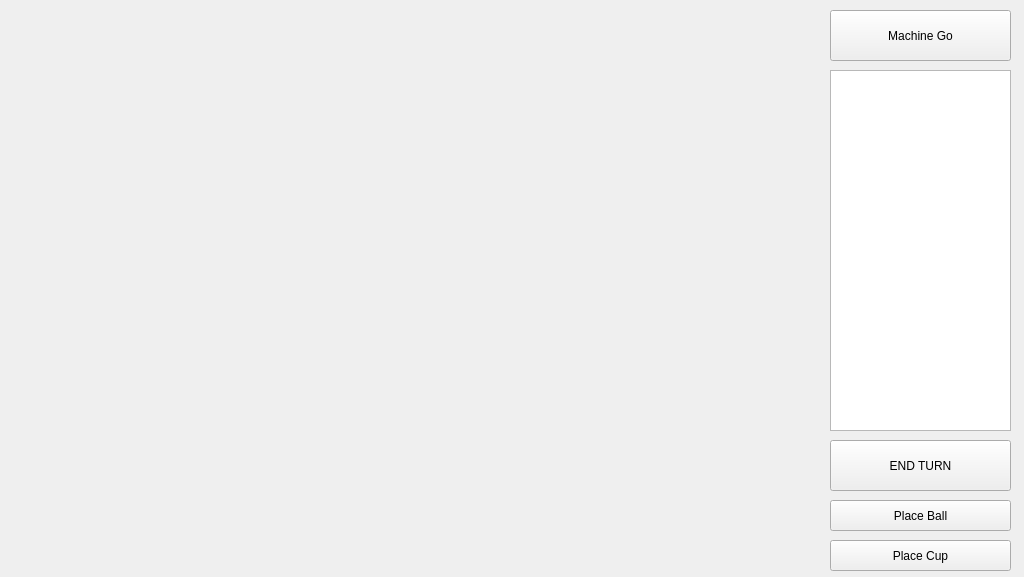
First picture: the form in RCBigAlgo/catkin_ws/src/rcbigalgo/ui/mainwindow.ui, repository qiayuanl/RM2019SummerCamp, before the edit.
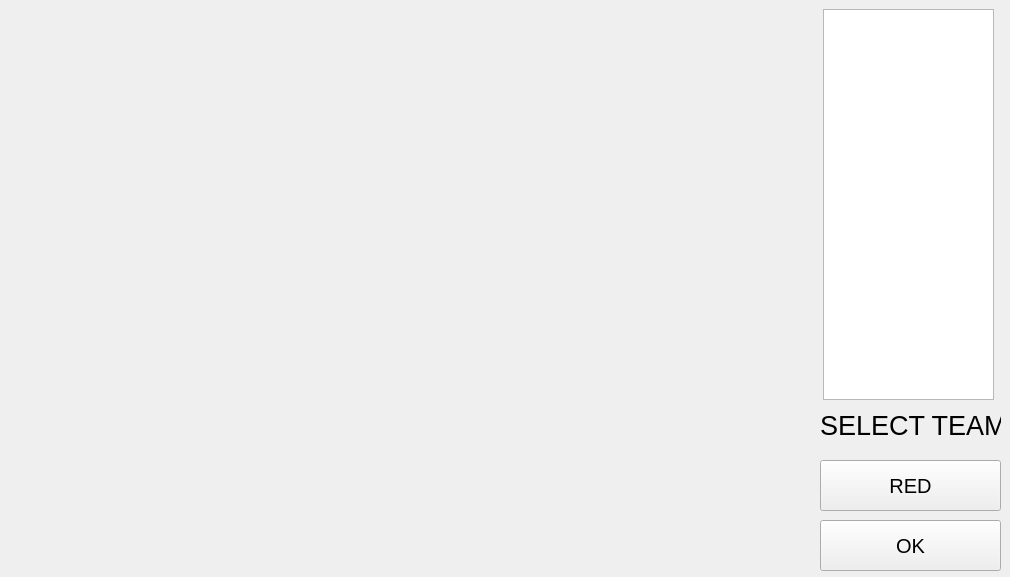
Second picture: the form after the edit.

```diff
--- a/RCBigAlgo/catkin_ws/src/rcbigalgo/ui/mainwindow.ui
+++ b/RCBigAlgo/catkin_ws/src/rcbigalgo/ui/mainwindow.ui
@@ -6,10 +6,15 @@
    <rect>
     <x>0</x>
     <y>0</y>
-    <width>1024</width>
+    <width>1010</width>
     <height>577</height>
    </rect>
   </property>
+  <property name="font">
+   <font>
+    <pointsize>11</pointsize>
+   </font>
+  </property>
   <property name="windowTitle">
    <string>RCBigAutocontroller</string>
   </property>
@@ -25,32 +30,6 @@
     </property>
     <layout class="QVBoxLayout" name="paintLayout"/>
    </widget>
-   <widget class="QPushButton" name="pbPlaceBall">
-    <property name="geometry">
-     <rect>
-      <x>830</x>
-      <y>500</y>
-      <width>181</width>
-      <height>31</height>
-     </rect>
-    </property>
-    <property name="text">
-     <string>Place Ball</string>
-    </property>
-   </widget>
-   <widget class="QPushButton" name="pbPlaceCup">
-    <property name="geometry">
-     <rect>
-      <x>830</x>
-      <y>540</y>
-      <width>181</width>
-      <height>31</height>
-     </rect>
-    </property>
-    <property name="text">
-     <string>Place Cup</string>
-    </property>
-   </widget>
    <widget class="QLabel" name="lbGameStatus">
     <property name="geometry">
      <rect>
@@ -74,36 +53,64 @@
    <widget class="QPushButton" name="pEndTurn">
     <property name="geometry">
      <rect>
-      <x>830</x>
-      <y>440</y>
+      <x>820</x>
+      <y>460</y>
       <width>181</width>
       <height>51</height>
      </rect>
     </property>
+    <property name="font">
+     <font>
+      <pointsize>15</pointsize>
+     </font>
+    </property>
     <property name="text">
-     <string>END TURN</string>
+     <string>RED</string>
     </property>
    </widget>
-   <widget class="QPushButton" name="pbSearch">
+   <widget class="QLabel" name="lbSelTeam">
     <property name="geometry">
      <rect>
-      <x>830</x>
-      <y>10</y>
+      <x>820</x>
+      <y>390</y>
       <width>181</width>
+      <height>71</height>
+     </rect>
+    </property>
+    <property name="font">
+     <font>
+      <pointsize>20</pointsize>
+     </font>
+    </property>
+    <property name="text">
+     <string>SELECT TEAM</string>
+    </property>
+   </widget>
+   <widget class="QPushButton" name="pTeamOk">
+    <property name="geometry">
+     <rect>
+      <x>820</x>
+      <y>520</y>
+      <width>181</width>
       <height>51</height>
      </rect>
     </property>
+    <property name="font">
+     <font>
+      <pointsize>15</pointsize>
+     </font>
+    </property>
     <property name="text">
-     <string>Machine Go</string>
+     <string>OK</string>
     </property>
    </widget>
    <widget class="QPlainTextEdit" name="tGameStatus">
     <property name="geometry">
      <rect>
-      <x>830</x>
-      <y>70</y>
-      <width>181</width>
-      <height>361</height>
+      <x>823</x>
+      <y>9</y>
+      <width>171</width>
+      <height>391</height>
      </rect>
     </property>
    </widget>
```
Left out of the diff: 2 changed lines with no effect on the pictures.
